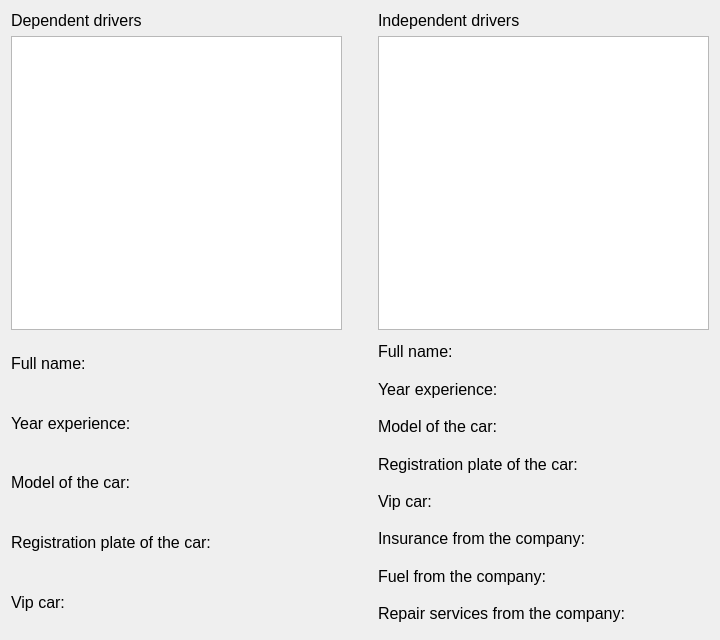
Before: the Qt Designer form infodriverswindow.ui in CoolManXD/TaxiPark-CourseWorkOOP-QT, drawn with Qt 5.
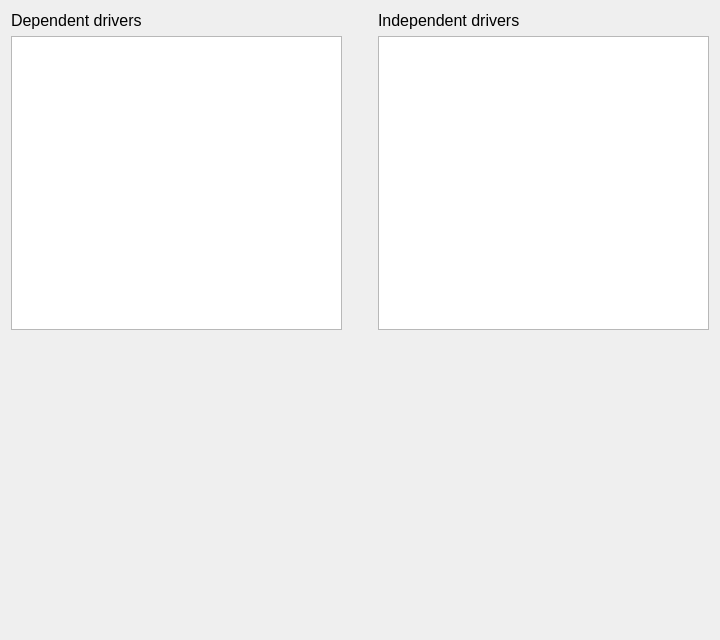
After: the same form once the commit is applied.

The edit to the form file:
```diff
--- a/infodriverswindow.ui
+++ b/infodriverswindow.ui
@@ -76,13 +76,6 @@
     <layout class="QVBoxLayout" name="verticalLayout">
      <item>
       <layout class="QHBoxLayout" name="horizontalLayout">
-       <item>
-        <widget class="QLabel" name="labelNameD_2">
-         <property name="text">
-          <string>Full name:</string>
-         </property>
-        </widget>
-       </item>
        <item>
         <widget class="QLabel" name="labelName_Dependent">
          <property name="palette">
@@ -551,13 +544,6 @@
      </item>
      <item>
       <layout class="QHBoxLayout" name="horizontalLayout_2">
-       <item>
-        <widget class="QLabel" name="label_2">
-         <property name="text">
-          <string>Year experience:</string>
-         </property>
-        </widget>
-       </item>
        <item>
         <widget class="QLabel" name="labelYearExp_Dependent">
          <property name="palette">
@@ -1026,13 +1012,6 @@
      </item>
      <item>
       <layout class="QHBoxLayout" name="horizontalLayout_3">
-       <item>
-        <widget class="QLabel" name="label_3">
-         <property name="text">
-          <string>Model of the car:</string>
-         </property>
-        </widget>
-       </item>
        <item>
         <widget class="QLabel" name="labelModel_Dependent">
          <property name="palette">
@@ -1501,13 +1480,6 @@
      </item>
      <item>
       <layout class="QHBoxLayout" name="horizontalLayout_4">
-       <item>
-        <widget class="QLabel" name="label_4">
-         <property name="text">
-          <string>Registration plate of the car:</string>
-         </property>
-        </widget>
-       </item>
        <item>
         <widget class="QLabel" name="labelRegPlate_Dependent">
          <property name="palette">
@@ -1976,13 +1948,6 @@
      </item>
      <item>
       <layout class="QHBoxLayout" name="horizontalLayout_5">
-       <item>
-        <widget class="QLabel" name="label_5">
-         <property name="text">
-          <string>Vip car:</string>
-         </property>
-        </widget>
-       </item>
        <item>
         <widget class="QLabel" name="labelVip_Dependent">
          <property name="palette">
@@ -2474,13 +2439,6 @@
     <layout class="QVBoxLayout" name="verticalLayout_2">
      <item>
       <layout class="QHBoxLayout" name="horizontalLayout_9">
-       <item>
-        <widget class="QLabel" name="label_15">
-         <property name="text">
-          <string>Full name:</string>
-         </property>
-        </widget>
-       </item>
        <item>
         <widget class="QLabel" name="labelName_Independent">
          <property name="palette">
@@ -2949,13 +2907,6 @@
      </item>
      <item>
       <layout class="QHBoxLayout" name="horizontalLayout_10">
-       <item>
-        <widget class="QLabel" name="label_17">
-         <property name="text">
-          <string>Year experience:</string>
-         </property>
-        </widget>
-       </item>
        <item>
         <widget class="QLabel" name="labelYearExp_Independent">
          <property name="palette">
@@ -3424,13 +3375,6 @@
      </item>
      <item>
       <layout class="QHBoxLayout" name="horizontalLayout_11">
-       <item>
-        <widget class="QLabel" name="label_19">
-         <property name="text">
-          <string>Model of the car:</string>
-         </property>
-        </widget>
-       </item>
        <item>
         <widget class="QLabel" name="labelModel_Independent">
          <property name="palette">
@@ -3899,13 +3843,6 @@
      </item>
      <item>
       <layout class="QHBoxLayout" name="horizontalLayout_12">
-       <item>
-        <widget class="QLabel" name="label_21">
-         <property name="text">
-          <string>Registration plate of the car:</string>
-         </property>
-        </widget>
-       </item>
        <item>
         <widget class="QLabel" name="labelRegPlate_Independent">
          <property name="palette">
@@ -4374,13 +4311,6 @@
      </item>
      <item>
       <layout class="QHBoxLayout" name="horizontalLayout_13">
-       <item>
-        <widget class="QLabel" name="label_23">
-         <property name="text">
-          <string>Vip car:</string>
-         </property>
-        </widget>
-       </item>
        <item>
         <widget class="QLabel" name="labelVip_Independent">
          <property name="palette">
@@ -4849,13 +4779,6 @@
      </item>
      <item>
       <layout class="QHBoxLayout" name="horizontalLayout_14">
-       <item>
-        <widget class="QLabel" name="label_25">
-         <property name="text">
-          <string>Insurance from the company:</string>
-         </property>
-        </widget>
-       </item>
        <item>
         <widget class="QLabel" name="labelInsurance_Independent">
          <property name="palette">
@@ -5324,13 +5247,6 @@
      </item>
      <item>
       <layout class="QHBoxLayout" name="horizontalLayout_6">
-       <item>
-        <widget class="QLabel" name="label_6">
-         <property name="text">
-          <string>Fuel from the company:</string>
-         </property>
-        </widget>
-       </item>
        <item>
         <widget class="QLabel" name="labelFuel_Independent">
          <property name="palette">
@@ -5799,13 +5715,6 @@
      </item>
      <item>
       <layout class="QHBoxLayout" name="horizontalLayout_15">
-       <item>
-        <widget class="QLabel" name="label_27">
-         <property name="text">
-          <string>Repair services from the company:</string>
-         </property>
-        </widget>
-       </item>
        <item>
         <widget class="QLabel" name="labelRepairServ_Independent">
          <property name="palette">
```
